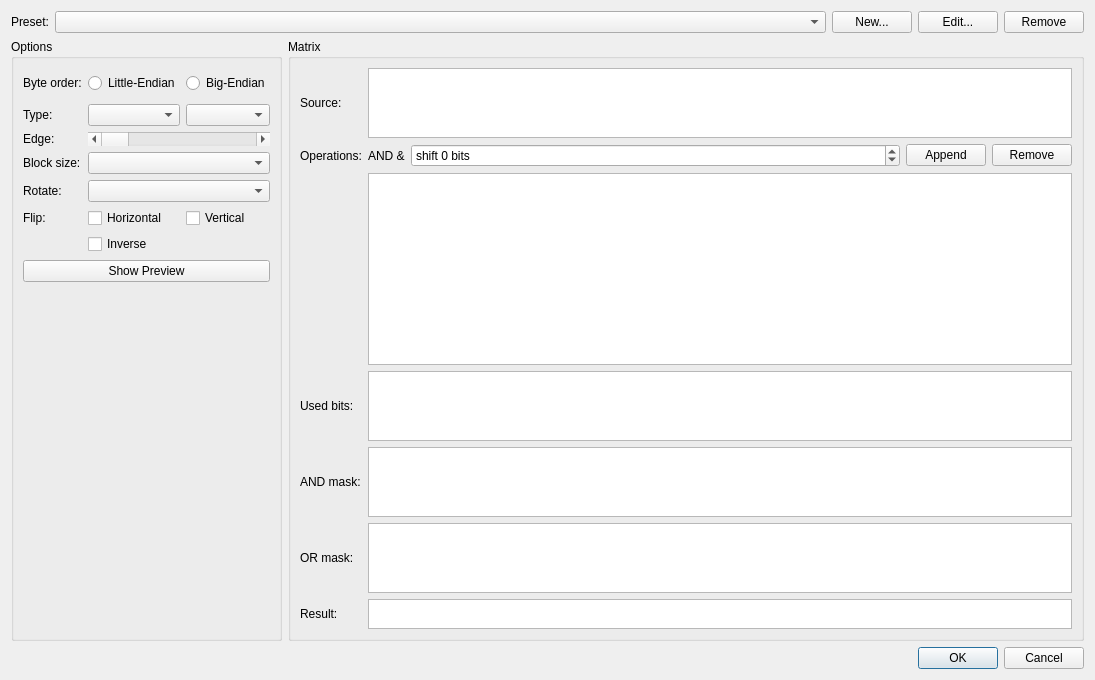
This is controls/setup/dialogconvert2.ui in riuson/lcd-image-converter as Qt 5 draws it before an edit. The edited form follows.
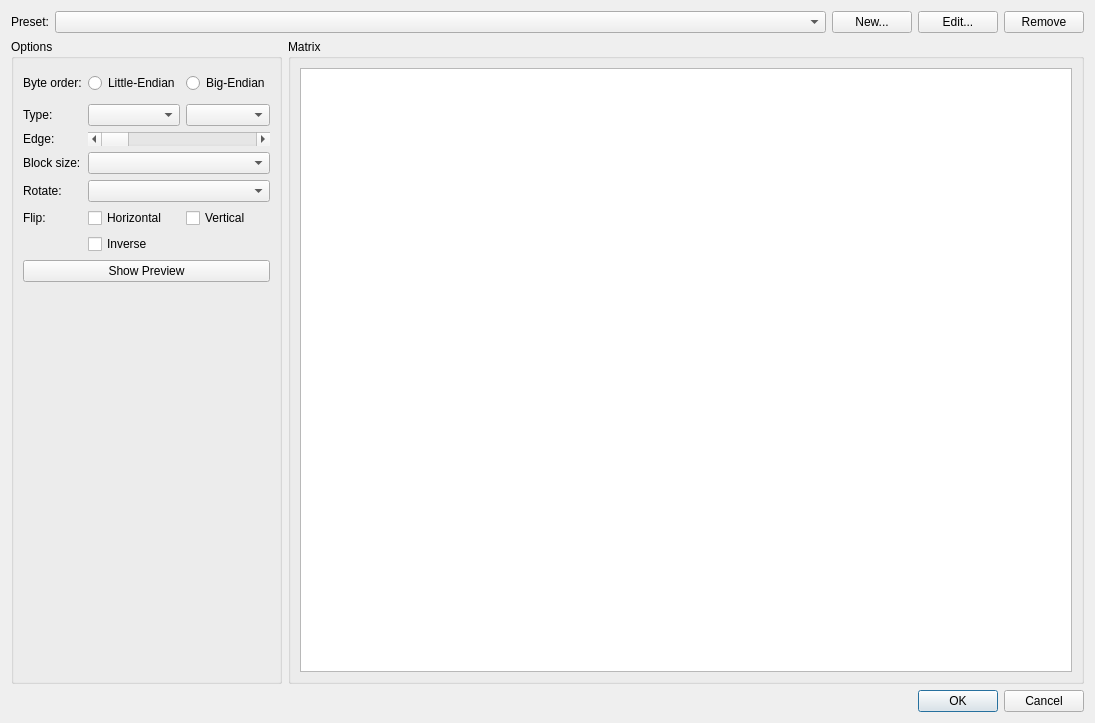
This is the edited form.

What changed in the file:
```diff
--- a/controls/setup/dialogconvert2.ui
+++ b/controls/setup/dialogconvert2.ui
@@ -7,7 +7,7 @@
     <x>0</x>
     <y>0</y>
     <width>1095</width>
-    <height>611</height>
+    <height>723</height>
    </rect>
   </property>
   <property name="windowTitle">
@@ -224,69 +224,8 @@
        <property name="title">
         <string>Matrix</string>
        </property>
-       <layout class="QGridLayout" name="gridLayout_2">
-        <item row="0" column="0">
-         <widget class="QLabel" name="label_12">
-          <property name="text">
-           <string>Source:</string>
-          </property>
-         </widget>
-        </item>
-        <item row="1" column="0">
-         <widget class="QLabel" name="label_13">
-          <property name="text">
-           <string>Operations:</string>
-          </property>
-         </widget>
-        </item>
-        <item row="1" column="1">
-         <layout class="QHBoxLayout" name="horizontalLayout_4">
-          <item>
-           <widget class="QLabel" name="label_15">
-            <property name="text">
-             <string>AND &amp;</string>
-            </property>
-           </widget>
-          </item>
-          <item>
-           <widget class="QSpinBox" name="spinBox">
-            <property name="sizePolicy">
-             <sizepolicy hsizetype="Expanding" vsizetype="Fixed">
-              <horstretch>0</horstretch>
-              <verstretch>0</verstretch>
-             </sizepolicy>
-            </property>
-            <property name="suffix">
-             <string> bits</string>
-            </property>
-            <property name="prefix">
-             <string>shift </string>
-            </property>
-            <property name="minimum">
-             <number>-31</number>
-            </property>
-            <property name="maximum">
-             <number>31</number>
-            </property>
-           </widget>
-          </item>
-          <item>
-           <widget class="QPushButton" name="pushButton">
-            <property name="text">
-             <string>Append</string>
-            </property>
-           </widget>
-          </item>
-          <item>
-           <widget class="QPushButton" name="pushButton_2">
-            <property name="text">
-             <string>Remove</string>
-            </property>
-           </widget>
-          </item>
-         </layout>
-        </item>
-        <item row="2" column="1">
+       <layout class="QVBoxLayout" name="verticalLayout_2">
+        <item>
          <widget class="QTableView" name="tableViewOperations">
           <property name="sizePolicy">
            <sizepolicy hsizetype="Expanding" vsizetype="MinimumExpanding">
@@ -299,114 +238,6 @@
           </property>
          </widget>
         </item>
-        <item row="3" column="0">
-         <widget class="QLabel" name="label_7">
-          <property name="text">
-           <string>Used bits:</string>
-          </property>
-         </widget>
-        </item>
-        <item row="4" column="0">
-         <widget class="QLabel" name="label_8">
-          <property name="text">
-           <string>AND mask:</string>
-          </property>
-         </widget>
-        </item>
-        <item row="5" column="0">
-         <widget class="QLabel" name="label_9">
-          <property name="text">
-           <string>OR mask:</string>
-          </property>
-         </widget>
-        </item>
-        <item row="6" column="0">
-         <widget class="QLabel" name="label_14">
-          <property name="text">
-           <string>Result:</string>
-          </property>
-         </widget>
-        </item>
-        <item row="6" column="1">
-         <widget class="QListWidget" name="listWidget_4">
-          <property name="sizePolicy">
-           <sizepolicy hsizetype="Preferred" vsizetype="Fixed">
-            <horstretch>0</horstretch>
-            <verstretch>0</verstretch>
-           </sizepolicy>
-          </property>
-          <property name="maximumSize">
-           <size>
-            <width>16777215</width>
-            <height>30</height>
-           </size>
-          </property>
-          <property name="flow">
-           <enum>QListView::LeftToRight</enum>
-          </property>
-          <property name="modelColumn">
-           <number>0</number>
-          </property>
-         </widget>
-        </item>
-        <item row="0" column="1">
-         <widget class="QTableView" name="tableViewSource">
-          <property name="sizePolicy">
-           <sizepolicy hsizetype="Expanding" vsizetype="Preferred">
-            <horstretch>0</horstretch>
-            <verstretch>0</verstretch>
-           </sizepolicy>
-          </property>
-          <property name="maximumSize">
-           <size>
-            <width>16777215</width>
-            <height>16777215</height>
-           </size>
-          </property>
-          <attribute name="verticalHeaderVisible">
-           <bool>false</bool>
-          </attribute>
-         </widget>
-        </item>
-        <item row="3" column="1">
-         <widget class="QTableView" name="tableViewUsed">
-          <property name="sizePolicy">
-           <sizepolicy hsizetype="Expanding" vsizetype="Preferred">
-            <horstretch>0</horstretch>
-            <verstretch>0</verstretch>
-           </sizepolicy>
-          </property>
-          <attribute name="verticalHeaderVisible">
-           <bool>false</bool>
-          </attribute>
-         </widget>
-        </item>
-        <item row="4" column="1">
-         <widget class="QTableView" name="tableViewAnd">
-          <property name="sizePolicy">
-           <sizepolicy hsizetype="Expanding" vsizetype="Preferred">
-            <horstretch>0</horstretch>
-            <verstretch>0</verstretch>
-           </sizepolicy>
-          </property>
-          <attribute name="verticalHeaderVisible">
-           <bool>false</bool>
-          </attribute>
-         </widget>
-        </item>
-        <item row="5" column="1">
-         <widget class="QTableView" name="tableViewOr">
-          <property name="sizePolicy">
-           <sizepolicy hsizetype="Expanding" vsizetype="Preferred">
-            <horstretch>0</horstretch>
-            <verstretch>0</verstretch>
-           </sizepolicy>
-          </property>
-          <attribute name="verticalHeaderVisible">
-           <bool>false</bool>
-          </attribute>
-         </widget>
-        </item>
        </layout>
       </widget>
      </item>
```
